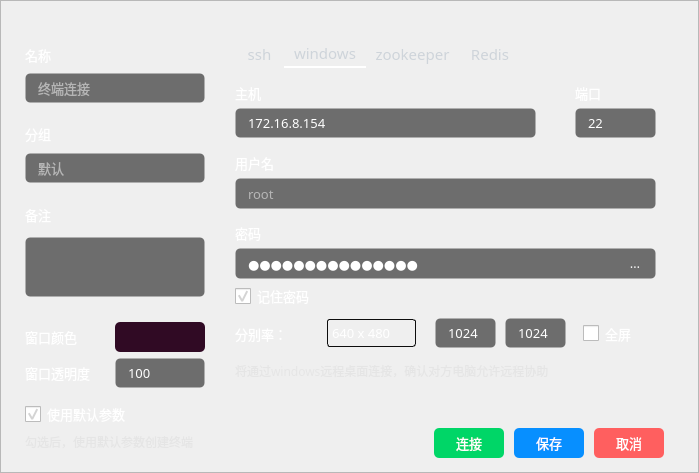
Old version of the form Fdog-Kit/module_connect/createconnect.ui in the repository HuaGouFdog/Fdog-Kit.
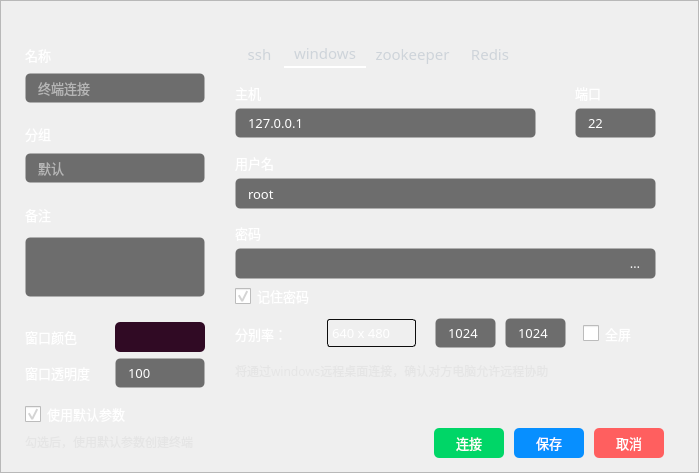
New version of the form. The open tabs and pages were chosen to show the change. Icons and pictures are not drawn.

What changed in the file:
```diff
--- a/Fdog-Kit/module_connect/createconnect.ui
+++ b/Fdog-Kit/module_connect/createconnect.ui
@@ -1660,7 +1660,7 @@
 padding-right:10px;</string>
                 </property>
                 <property name="text">
-                 <string>172.16.8.154</string>
+                 <string>127.0.0.1</string>
                 </property>
                 <property name="placeholderText">
                  <string>127.0.0.1</string>
@@ -1784,7 +1784,7 @@
 padding-right:10px;</string>
                 </property>
                 <property name="text">
-                 <string/>
+                 <string>root</string>
                 </property>
                 <property name="placeholderText">
                  <string>root</string>
@@ -1842,7 +1842,7 @@
 padding-right:10px;</string>
                 </property>
                 <property name="text">
-                 <string>Linkdood@123456</string>
+                 <string/>
                 </property>
                 <property name="echoMode">
                  <enum>QLineEdit::Password</enum>
```
Left out of the diff: 6 changed lines with no effect on the pictures.
